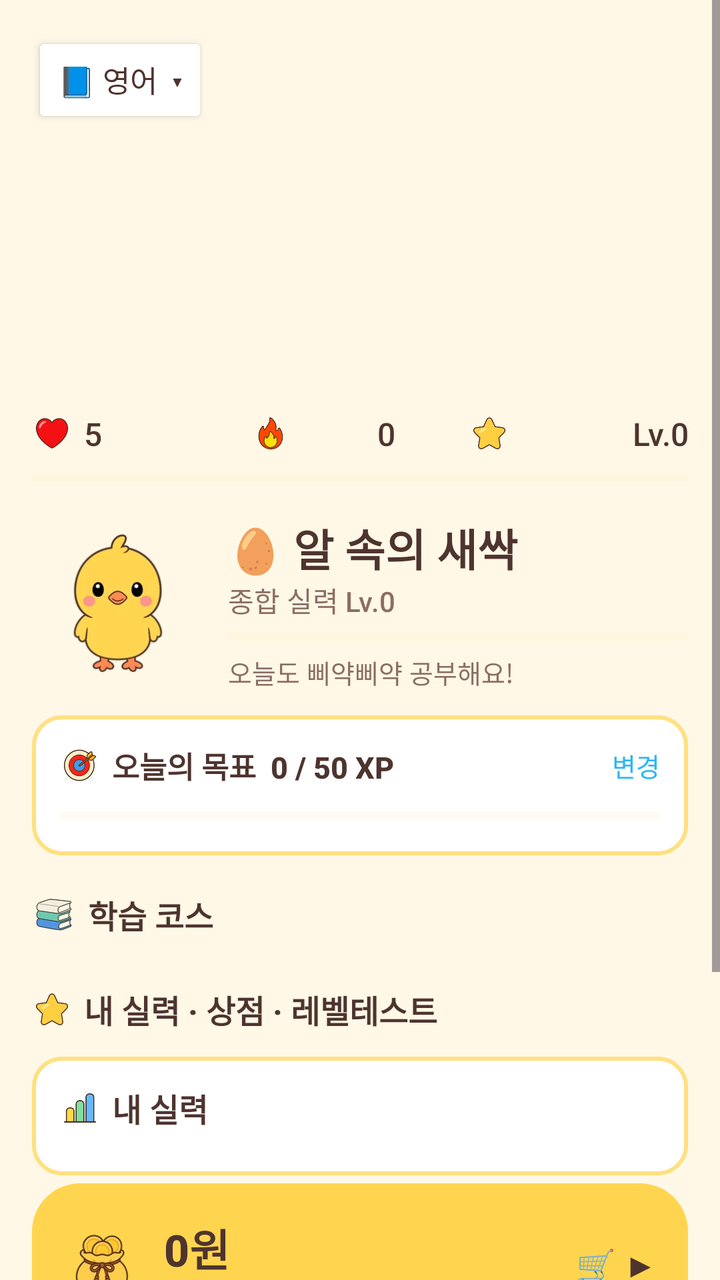
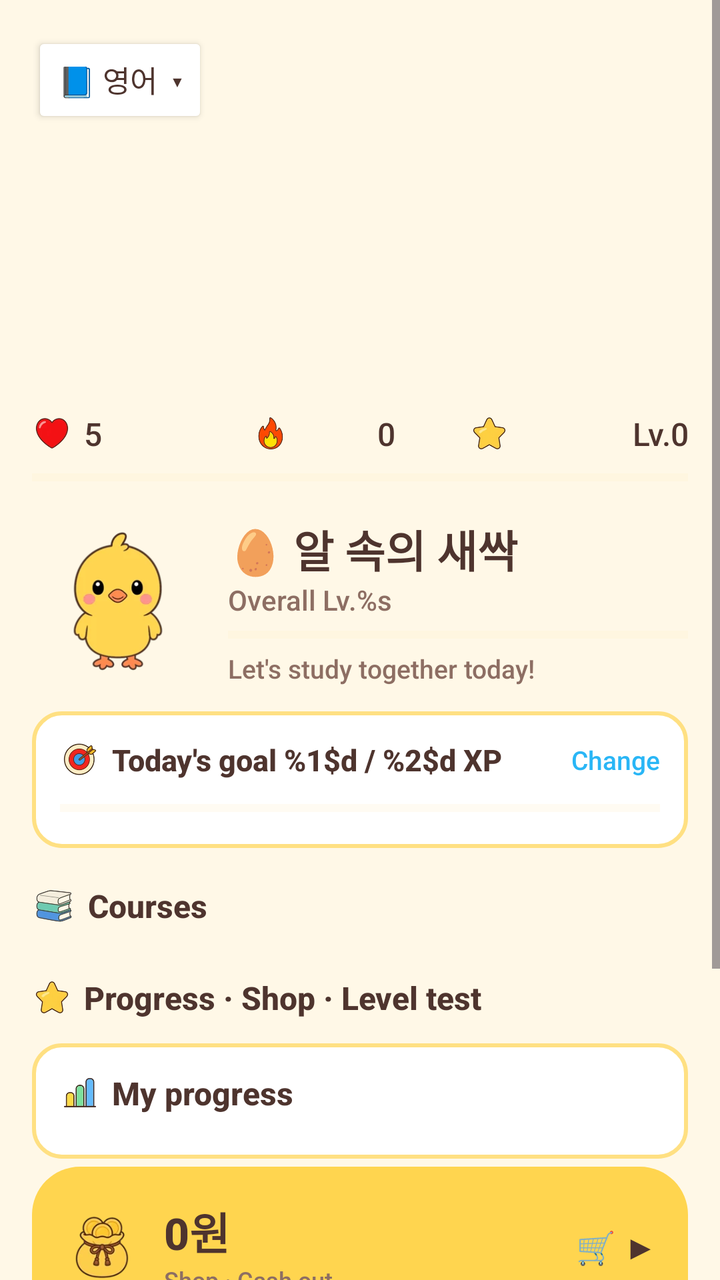

Compare the two renders of this Android layout. The source of the first and the diff that turns it into the second are given below.
<!-- AndroidManifest.xml: application theme Theme.Piyak -->
<!-- res/layout/activity_main.xml -->
<?xml version="1.0" encoding="utf-8"?>
<ScrollView xmlns:android="http://schemas.android.com/apk/res/android"
    android:layout_width="match_parent" android:layout_height="match_parent"
    android:fillViewport="true">

    <LinearLayout
        android:layout_width="match_parent" android:layout_height="wrap_content"
        android:orientation="vertical" android:padding="16dp">

        
        <Button android:id="@+id/btnSwitchSubject"
            android:layout_width="wrap_content" android:layout_height="wrap_content"
            android:text="📘 영어  ▾" android:textSize="15sp"
            android:backgroundTint="@color/white" android:textColor="@color/brown_text" />

        
        <ImageView android:id="@+id/imgBanner"
            android:layout_width="match_parent" android:layout_height="128dp"
            android:layout_marginTop="8dp" android:scaleType="centerCrop"
            android:contentDescription="풍경" />

        
        <LinearLayout
            android:layout_width="match_parent" android:layout_height="wrap_content"
            android:layout_marginTop="6dp"
            android:orientation="horizontal" android:gravity="center_vertical">
            <TextView android:id="@+id/txtHearts" android:layout_width="0dp" android:layout_height="wrap_content"
                android:layout_weight="1" android:textSize="16sp" android:text="5"
                android:drawableStart="@drawable/ic_heart" android:drawablePadding="6dp" android:drawableTint="@null" />
            <TextView android:id="@+id/txtStreak" android:layout_width="0dp" android:layout_height="wrap_content"
                android:layout_weight="1" android:gravity="center" android:textSize="16sp" android:text="0"
                android:drawableStart="@drawable/ic_streak" android:drawablePadding="6dp" android:drawableTint="@null" />
            <TextView android:id="@+id/txtLevel" android:layout_width="0dp" android:layout_height="wrap_content"
                android:layout_weight="1" android:gravity="end" android:textSize="16sp" android:text="Lv.0"
                android:drawableStart="@drawable/ic_level" android:drawablePadding="6dp" android:drawableTint="@null" />
        </LinearLayout>

        <ProgressBar android:id="@+id/xpBar" style="?android:attr/progressBarStyleHorizontal"
            android:layout_width="match_parent" android:layout_height="10dp"
            android:layout_marginTop="6dp" android:max="100"
            android:progressTint="@color/chick_yellow_deep" android:progressBackgroundTint="@color/cream_dark" />

        
        <LinearLayout
            android:layout_width="match_parent" android:layout_height="wrap_content"
            android:orientation="horizontal" android:gravity="center_vertical"
            android:layout_marginTop="14dp">
            <ImageView android:id="@+id/imgMascot" android:layout_width="86dp" android:layout_height="86dp"
                android:src="@drawable/ck_idle" android:contentDescription="삐약이" />
            <LinearLayout android:layout_width="0dp" android:layout_height="wrap_content"
                android:layout_weight="1" android:orientation="vertical" android:layout_marginStart="12dp">
                <TextView android:id="@+id/txtRank" android:layout_width="wrap_content" android:layout_height="wrap_content"
                    android:text="🥚 알 속의 새싹" android:textSize="22sp" android:textStyle="bold" />
                <TextView android:id="@+id/txtOverall" android:layout_width="wrap_content" android:layout_height="wrap_content"
                    android:text="종합 실력 Lv.0" android:textSize="14sp" android:textColor="@color/brown_soft" />
                <ProgressBar android:id="@+id/rankBar" style="?android:attr/progressBarStyleHorizontal"
                    android:layout_width="match_parent" android:layout_height="8dp"
                    android:layout_marginTop="4dp" android:max="100"
                    android:progressTint="@color/chick_yellow_deep" android:progressBackgroundTint="@color/cream_dark" />
                <TextView android:id="@+id/txtGreeting" android:layout_width="wrap_content" android:layout_height="wrap_content"
                    android:layout_marginTop="4dp"
                    android:text="오늘도 삐약삐약 공부해요!" android:textSize="13sp" android:textColor="@color/brown_soft" />
            </LinearLayout>
        </LinearLayout>

        
        <LinearLayout android:id="@+id/goalBox"
            android:layout_width="match_parent" android:layout_height="wrap_content"
            android:orientation="vertical" android:layout_marginTop="12dp"
            android:padding="14dp" android:background="@drawable/bg_tile">
            <LinearLayout android:layout_width="match_parent" android:layout_height="wrap_content"
                android:orientation="horizontal" android:gravity="center_vertical">
                <TextView android:id="@+id/txtGoal" android:layout_width="0dp" android:layout_height="wrap_content"
                    android:layout_weight="1" android:text="오늘의 목표  0 / 50 XP" android:drawableStart="@drawable/ic_goal" android:drawablePadding="6dp" android:drawableTint="@null"
                    android:textSize="15sp" android:textStyle="bold" />
                <TextView android:id="@+id/txtGoalEdit" android:layout_width="wrap_content" android:layout_height="wrap_content"
                    android:text="변경" android:textSize="13sp" android:textColor="@color/sky_deep" />
            </LinearLayout>
            <ProgressBar android:id="@+id/goalBar" style="?android:attr/progressBarStyleHorizontal"
                android:layout_width="match_parent" android:layout_height="12dp"
                android:layout_marginTop="8dp" android:max="100"
                android:progressTint="@color/coral" android:progressBackgroundTint="@color/cream_dark" />
        </LinearLayout>

        
        <TextView android:layout_width="wrap_content" android:layout_height="wrap_content"
            android:layout_marginTop="18dp" android:text="학습 코스" android:drawableStart="@drawable/ic_course" android:drawablePadding="6dp" android:drawableTint="@null"
            android:textSize="16sp" android:textStyle="bold" />
        <LinearLayout android:id="@+id/tracksBox"
            android:layout_width="match_parent" android:layout_height="wrap_content"
            android:orientation="vertical" android:layout_marginTop="4dp" />

        
        <TextView android:layout_width="wrap_content" android:layout_height="wrap_content"
            android:layout_marginTop="20dp" android:text="내 실력 · 상점 · 레벨테스트"
            android:drawableStart="@drawable/ic_level" android:drawablePadding="6dp" android:drawableTint="@null"
            android:textSize="16sp" android:textStyle="bold" />

        
        <LinearLayout
            android:layout_width="match_parent" android:layout_height="wrap_content"
            android:orientation="vertical" android:layout_marginTop="12dp"
            android:padding="14dp" android:background="@drawable/bg_tile">
            <LinearLayout android:layout_width="match_parent" android:layout_height="wrap_content"
                android:orientation="horizontal" android:gravity="center_vertical">
                <TextView android:layout_width="0dp" android:layout_height="wrap_content" android:layout_weight="1"
                    android:text="내 실력" android:textSize="16sp" android:drawableStart="@drawable/ic_stats" android:drawablePadding="6dp" android:drawableTint="@null" android:textStyle="bold" />
                <TextView android:id="@+id/txtWeakest" android:layout_width="wrap_content" android:layout_height="wrap_content"
                    android:textSize="12sp" android:textColor="@color/brown_soft" />
            </LinearLayout>
            <LinearLayout android:id="@+id/skillsBox"
                android:layout_width="match_parent" android:layout_height="wrap_content"
                android:orientation="vertical" android:layout_marginTop="8dp" />
        </LinearLayout>

        
        <LinearLayout android:id="@+id/cardWallet"
            android:layout_width="match_parent" android:layout_height="wrap_content"
            android:orientation="horizontal" android:gravity="center_vertical"
            android:layout_marginTop="4dp" android:padding="16dp"
            android:background="@drawable/bg_wallet">
            <ImageView android:layout_width="38dp" android:layout_height="38dp"
                android:src="@drawable/ui_coin" android:contentDescription="용돈" />
            <LinearLayout android:layout_width="0dp" android:layout_height="wrap_content"
                android:layout_weight="1" android:orientation="vertical" android:layout_marginStart="12dp">
                <TextView android:id="@+id/txtCoins" android:layout_width="wrap_content" android:layout_height="wrap_content"
                    android:text="0원" android:textSize="22sp" android:textStyle="bold"
                    android:textColor="@color/brown_text" />
                <TextView android:layout_width="wrap_content" android:layout_height="wrap_content"
                    android:text="상점 · 현금으로 바꾸기" android:textSize="12sp"
                    android:textColor="@color/brown_soft" />
            </LinearLayout>
            <TextView android:layout_width="wrap_content" android:layout_height="wrap_content"
                android:text="🛒 ▶" android:textSize="16sp" android:textStyle="bold"
                android:textColor="@color/brown_text" />
        </LinearLayout>

        

        

        
        <LinearLayout
            android:id="@+id/bannerPlacement"
            android:layout_width="match_parent" android:layout_height="wrap_content"
            android:layout_marginTop="14dp" android:background="@drawable/bg_banner"
            android:orientation="horizontal" android:padding="16dp" android:gravity="center_vertical">
            <TextView android:id="@+id/txtPlacement"
                android:layout_width="0dp" android:layout_height="wrap_content" android:layout_weight="1"
                android:drawableStart="@drawable/ic_goal" android:drawablePadding="6dp" android:drawableTint="@null" android:text="레벨테스트로 내 위치 찾기!\n25문제로 딱 맞는 레벨을 정해줘요"
                android:textColor="@color/white" android:textSize="15sp" android:textStyle="bold" />
            <TextView android:layout_width="wrap_content" android:layout_height="wrap_content"
                android:text="GO ▶" android:textColor="@color/white" android:textSize="18sp" android:textStyle="bold" />
        </LinearLayout>

        
        <LinearLayout
            android:layout_width="match_parent" android:layout_height="wrap_content"
            android:orientation="horizontal" android:layout_marginTop="12dp">
            <LinearLayout android:id="@+id/btnReview" android:layout_width="0dp" android:layout_height="52dp"
                android:layout_weight="1"
                android:orientation="horizontal" android:gravity="center"
                android:background="@drawable/bg_card_soft"
                android:clickable="true" android:focusable="true">
                <ImageView android:layout_width="22dp" android:layout_height="22dp"
                    android:src="@drawable/ui_review" android:contentDescription="오답 0" />
                <TextView android:id="@+id/txtReview" android:layout_width="wrap_content" android:layout_height="wrap_content"
                    android:layout_marginStart="5dp" android:text="오답 0" android:textSize="14sp"
                    android:textColor="@color/brown_text" />
            </LinearLayout>
            <LinearLayout android:id="@+id/btnStats" android:layout_width="0dp" android:layout_height="52dp"
                android:layout_weight="1" android:layout_marginStart="8dp"
                android:orientation="horizontal" android:gravity="center"
                android:background="@drawable/bg_card_soft"
                android:clickable="true" android:focusable="true">
                <ImageView android:layout_width="22dp" android:layout_height="22dp"
                    android:src="@drawable/ui_stats" android:contentDescription="통계" />
                <TextView android:id="@+id/txtStats" android:layout_width="wrap_content" android:layout_height="wrap_content"
                    android:layout_marginStart="5dp" android:text="통계" android:textSize="14sp"
                    android:textColor="@color/brown_text" />
            </LinearLayout>
            <LinearLayout android:id="@+id/btnSettings" android:layout_width="0dp" android:layout_height="52dp"
                android:layout_weight="1" android:layout_marginStart="8dp"
                android:orientation="horizontal" android:gravity="center"
                android:background="@drawable/bg_card_soft"
                android:clickable="true" android:focusable="true">
                <ImageView android:layout_width="22dp" android:layout_height="22dp"
                    android:src="@drawable/ui_settings" android:contentDescription="설정" />
                <TextView android:id="@+id/txtSettings" android:layout_width="wrap_content" android:layout_height="wrap_content"
                    android:layout_marginStart="5dp" android:text="설정" android:textSize="14sp"
                    android:textColor="@color/brown_text" />
            </LinearLayout>
        </LinearLayout>
    </LinearLayout>
</ScrollView>
<!-- resources referenced by this layout -->
<resources>
  <color name="brown_soft">#8D6E63</color>
  <color name="brown_text">#4E342E</color>
  <color name="chick_yellow_deep">#FFB300</color>
  <color name="coral">#FF8A80</color>
  <color name="cream_dark">#FFF0CC</color>
  <color name="sky_deep">#29B6F6</color>
  <color name="white">#FFFFFF</color>
  <!-- drawable bg_banner (drawable) -->
  <?xml version="1.0" encoding="utf-8"?>
  <shape xmlns:android="http://schemas.android.com/apk/res/android" android:shape="rectangle">
      <solid android:color="@color/lavender"/>
      <corners android:radius="20dp"/>
  </shape>
  <!-- drawable bg_wallet (drawable) -->
  <?xml version="1.0" encoding="utf-8"?>
  <shape xmlns:android="http://schemas.android.com/apk/res/android" android:shape="rectangle">
      <solid android:color="@color/chick_yellow"/>
      <corners android:radius="24dp"/>
  </shape>
  <!-- drawable ic_course (drawable) -->
  <?xml version="1.0" encoding="utf-8"?>
  <layer-list xmlns:android="http://schemas.android.com/apk/res/android">
      <item android:width="22dp" android:height="22dp" android:gravity="center">
          <bitmap android:src="@drawable/ui_course" />
      </item>
  </layer-list>
  <!-- drawable ic_goal (drawable) -->
  <?xml version="1.0" encoding="utf-8"?>
  <layer-list xmlns:android="http://schemas.android.com/apk/res/android">
      <item android:width="20dp" android:height="20dp" android:gravity="center">
          <bitmap android:src="@drawable/ui_goal" />
      </item>
  </layer-list>
  <!-- drawable ic_heart (drawable) -->
  <?xml version="1.0" encoding="utf-8"?>
  <layer-list xmlns:android="http://schemas.android.com/apk/res/android">
      <item android:width="20dp" android:height="20dp" android:gravity="center">
          <bitmap android:src="@drawable/ui_heart" />
      </item>
  </layer-list>
  <!-- drawable ic_level (drawable) -->
  <?xml version="1.0" encoding="utf-8"?>
  <layer-list xmlns:android="http://schemas.android.com/apk/res/android">
      <item android:width="20dp" android:height="20dp" android:gravity="center">
          <bitmap android:src="@drawable/ui_level" />
      </item>
  </layer-list>
  <!-- drawable ic_stats (drawable) -->
  <?xml version="1.0" encoding="utf-8"?>
  <layer-list xmlns:android="http://schemas.android.com/apk/res/android">
      <item android:width="20dp" android:height="20dp" android:gravity="center">
          <bitmap android:src="@drawable/ui_stats" />
      </item>
  </layer-list>
  <!-- drawable ic_streak (drawable) -->
  <?xml version="1.0" encoding="utf-8"?>
  <layer-list xmlns:android="http://schemas.android.com/apk/res/android">
      <item android:width="20dp" android:height="20dp" android:gravity="center">
          <bitmap android:src="@drawable/ui_streak" />
      </item>
  </layer-list>
  <color name="lavender">#B39DDB</color>
  <color name="tile_border">#FFE082</color>
  <color name="chick_yellow">#FFD54F</color>
  <color name="cream">#FFF8E7</color>
  <!-- unchanged entries left out for length: 13 -->
</resources>

<!-- the commit's change to res/layout/activity_main.xml (unified diff, before → after) -->
@@ -17,7 +17,7 @@
         <ImageView android:id="@+id/imgBanner"
             android:layout_width="match_parent" android:layout_height="128dp"
             android:layout_marginTop="8dp" android:scaleType="centerCrop"
-            android:contentDescription="풍경" />
+            android:contentDescription="@string/scenery" />
 
         
         <LinearLayout
@@ -46,20 +46,20 @@
             android:orientation="horizontal" android:gravity="center_vertical"
             android:layout_marginTop="14dp">
             <ImageView android:id="@+id/imgMascot" android:layout_width="86dp" android:layout_height="86dp"
-                android:src="@drawable/ck_idle" android:contentDescription="삐약이" />
+                android:src="@drawable/ck_idle" android:contentDescription="@string/chick" />
             <LinearLayout android:layout_width="0dp" android:layout_height="wrap_content"
                 android:layout_weight="1" android:orientation="vertical" android:layout_marginStart="12dp">
                 <TextView android:id="@+id/txtRank" android:layout_width="wrap_content" android:layout_height="wrap_content"
                     android:text="🥚 알 속의 새싹" android:textSize="22sp" android:textStyle="bold" />
                 <TextView android:id="@+id/txtOverall" android:layout_width="wrap_content" android:layout_height="wrap_content"
-                    android:text="종합 실력 Lv.0" android:textSize="14sp" android:textColor="@color/brown_soft" />
+                    android:text="@string/home_overall_lv" android:textSize="14sp" android:textColor="@color/brown_soft" />
                 <ProgressBar android:id="@+id/rankBar" style="?android:attr/progressBarStyleHorizontal"
                     android:layout_width="match_parent" android:layout_height="8dp"
                     android:layout_marginTop="4dp" android:max="100"
                     android:progressTint="@color/chick_yellow_deep" android:progressBackgroundTint="@color/cream_dark" />
                 <TextView android:id="@+id/txtGreeting" android:layout_width="wrap_content" android:layout_height="wrap_content"
                     android:layout_marginTop="4dp"
-                    android:text="오늘도 삐약삐약 공부해요!" android:textSize="13sp" android:textColor="@color/brown_soft" />
+                    android:text="@string/home_greeting" android:textSize="13sp" android:textColor="@color/brown_soft" />
             </LinearLayout>
         </LinearLayout>
 
@@ -71,10 +71,10 @@
             <LinearLayout android:layout_width="match_parent" android:layout_height="wrap_content"
                 android:orientation="horizontal" android:gravity="center_vertical">
                 <TextView android:id="@+id/txtGoal" android:layout_width="0dp" android:layout_height="wrap_content"
-                    android:layout_weight="1" android:text="오늘의 목표  0 / 50 XP" android:drawableStart="@drawable/ic_goal" android:drawablePadding="6dp" android:drawableTint="@null"
+                    android:layout_weight="1" android:text="@string/home_daily_goal" android:drawableStart="@drawable/ic_goal" android:drawablePadding="6dp" android:drawableTint="@null"
                     android:textSize="15sp" android:textStyle="bold" />
                 <TextView android:id="@+id/txtGoalEdit" android:layout_width="wrap_content" android:layout_height="wrap_content"
-                    android:text="변경" android:textSize="13sp" android:textColor="@color/sky_deep" />
+                    android:text="@string/home_change" android:textSize="13sp" android:textColor="@color/sky_deep" />
             </LinearLayout>
             <ProgressBar android:id="@+id/goalBar" style="?android:attr/progressBarStyleHorizontal"
                 android:layout_width="match_parent" android:layout_height="12dp"
@@ -84,7 +84,7 @@
 
         
         <TextView android:layout_width="wrap_content" android:layout_height="wrap_content"
-            android:layout_marginTop="18dp" android:text="학습 코스" android:drawableStart="@drawable/ic_course" android:drawablePadding="6dp" android:drawableTint="@null"
+            android:layout_marginTop="18dp" android:text="@string/home_courses" android:drawableStart="@drawable/ic_course" android:drawablePadding="6dp" android:drawableTint="@null"
             android:textSize="16sp" android:textStyle="bold" />
         <LinearLayout android:id="@+id/tracksBox"
             android:layout_width="match_parent" android:layout_height="wrap_content"
@@ -92,7 +92,7 @@
 
         
         <TextView android:layout_width="wrap_content" android:layout_height="wrap_content"
-            android:layout_marginTop="20dp" android:text="내 실력 · 상점 · 레벨테스트"
+            android:layout_marginTop="20dp" android:text="@string/home_my_section"
             android:drawableStart="@drawable/ic_level" android:drawablePadding="6dp" android:drawableTint="@null"
             android:textSize="16sp" android:textStyle="bold" />
 
@@ -104,7 +104,7 @@
             <LinearLayout android:layout_width="match_parent" android:layout_height="wrap_content"
                 android:orientation="horizontal" android:gravity="center_vertical">
                 <TextView android:layout_width="0dp" android:layout_height="wrap_content" android:layout_weight="1"
-                    android:text="내 실력" android:textSize="16sp" android:drawableStart="@drawable/ic_stats" android:drawablePadding="6dp" android:drawableTint="@null" android:textStyle="bold" />
+                    android:text="@string/home_my_skill" android:textSize="16sp" android:drawableStart="@drawable/ic_stats" android:drawablePadding="6dp" android:drawableTint="@null" android:textStyle="bold" />
                 <TextView android:id="@+id/txtWeakest" android:layout_width="wrap_content" android:layout_height="wrap_content"
                     android:textSize="12sp" android:textColor="@color/brown_soft" />
             </LinearLayout>
@@ -120,14 +120,14 @@
             android:layout_marginTop="4dp" android:padding="16dp"
             android:background="@drawable/bg_wallet">
             <ImageView android:layout_width="38dp" android:layout_height="38dp"
-                android:src="@drawable/ui_coin" android:contentDescription="용돈" />
+                android:src="@drawable/ui_coin" android:contentDescription="@string/wallet_saved" />
             <LinearLayout android:layout_width="0dp" android:layout_height="wrap_content"
                 android:layout_weight="1" android:orientation="vertical" android:layout_marginStart="12dp">
                 <TextView android:id="@+id/txtCoins" android:layout_width="wrap_content" android:layout_height="wrap_content"
                     android:text="0원" android:textSize="22sp" android:textStyle="bold"
                     android:textColor="@color/brown_text" />
                 <TextView android:layout_width="wrap_content" android:layout_height="wrap_content"
-                    android:text="상점 · 현금으로 바꾸기" android:textSize="12sp"
+                    android:text="@string/home_shop_line" android:textSize="12sp"
                     android:textColor="@color/brown_soft" />
             </LinearLayout>
             <TextView android:layout_width="wrap_content" android:layout_height="wrap_content"
@@ -147,7 +147,7 @@
             android:orientation="horizontal" android:padding="16dp" android:gravity="center_vertical">
             <TextView android:id="@+id/txtPlacement"
                 android:layout_width="0dp" android:layout_height="wrap_content" android:layout_weight="1"
-                android:drawableStart="@drawable/ic_goal" android:drawablePadding="6dp" android:drawableTint="@null" android:text="레벨테스트로 내 위치 찾기!\n25문제로 딱 맞는 레벨을 정해줘요"
+                android:drawableStart="@drawable/ic_goal" android:drawablePadding="6dp" android:drawableTint="@null" android:text="@string/home_placement"
                 android:textColor="@color/white" android:textSize="15sp" android:textStyle="bold" />
             <TextView android:layout_width="wrap_content" android:layout_height="wrap_content"
                 android:text="GO ▶" android:textColor="@color/white" android:textSize="18sp" android:textStyle="bold" />
@@ -163,9 +163,9 @@
                 android:background="@drawable/bg_card_soft"
                 android:clickable="true" android:focusable="true">
                 <ImageView android:layout_width="22dp" android:layout_height="22dp"
-                    android:src="@drawable/ui_review" android:contentDescription="오답 0" />
+                    android:src="@drawable/ui_review" android:contentDescription="@string/home_wrong_count" />
                 <TextView android:id="@+id/txtReview" android:layout_width="wrap_content" android:layout_height="wrap_content"
-                    android:layout_marginStart="5dp" android:text="오답 0" android:textSize="14sp"
+                    android:layout_marginStart="5dp" android:text="@string/home_wrong_count" android:textSize="14sp"
                     android:textColor="@color/brown_text" />
             </LinearLayout>
             <LinearLayout android:id="@+id/btnStats" android:layout_width="0dp" android:layout_height="52dp"
@@ -174,9 +174,9 @@
                 android:background="@drawable/bg_card_soft"
                 android:clickable="true" android:focusable="true">
                 <ImageView android:layout_width="22dp" android:layout_height="22dp"
-                    android:src="@drawable/ui_stats" android:contentDescription="통계" />
+                    android:src="@drawable/ui_stats" android:contentDescription="@string/home_stats" />
                 <TextView android:id="@+id/txtStats" android:layout_width="wrap_content" android:layout_height="wrap_content"
-                    android:layout_marginStart="5dp" android:text="통계" android:textSize="14sp"
+                    android:layout_marginStart="5dp" android:text="@string/home_stats" android:textSize="14sp"
                     android:textColor="@color/brown_text" />
             </LinearLayout>
             <LinearLayout android:id="@+id/btnSettings" android:layout_width="0dp" android:layout_height="52dp"
@@ -185,9 +185,9 @@
                 android:background="@drawable/bg_card_soft"
                 android:clickable="true" android:focusable="true">
                 <ImageView android:layout_width="22dp" android:layout_height="22dp"
-                    android:src="@drawable/ui_settings" android:contentDescription="설정" />
+                    android:src="@drawable/ui_settings" android:contentDescription="@string/home_settings" />
                 <TextView android:id="@+id/txtSettings" android:layout_width="wrap_content" android:layout_height="wrap_content"
-                    android:layout_marginStart="5dp" android:text="설정" android:textSize="14sp"
+                    android:layout_marginStart="5dp" android:text="@string/home_settings" android:textSize="14sp"
                     android:textColor="@color/brown_text" />
             </LinearLayout>
         </LinearLayout>
<!-- resource entries referenced after the edit -->
@@ -61,6 +61,21 @@
           <bitmap android:src="@drawable/ui_streak" />
       </item>
   </layer-list>
+  <string name="chick">Piyak</string>
+  <string name="home_change">Change</string>
+  <string name="home_courses">Courses</string>
+  <string name="home_daily_goal">Today\'s goal  %1$d / %2$d XP</string>
+  <string name="home_greeting">Let\'s study together today!</string>
+  <string name="home_my_section">Progress · Shop · Level test</string>
+  <string name="home_my_skill">My progress</string>
+  <string name="home_overall_lv">Overall Lv.%s</string>
+  <string name="home_placement">Find your level!\n25 questions to place you just right</string>
+  <string name="home_settings">Settings</string>
+  <string name="home_shop_line">Shop · Cash out</string>
+  <string name="home_stats">Stats</string>
+  <string name="home_wrong_count">Review %d</string>
+  <string name="scenery">Scenery</string>
+  <string name="wallet_saved">Allowance saved</string>
   <color name="lavender">#B39DDB</color>
   <color name="tile_border">#FFE082</color>
   <color name="chick_yellow">#FFD54F</color>
